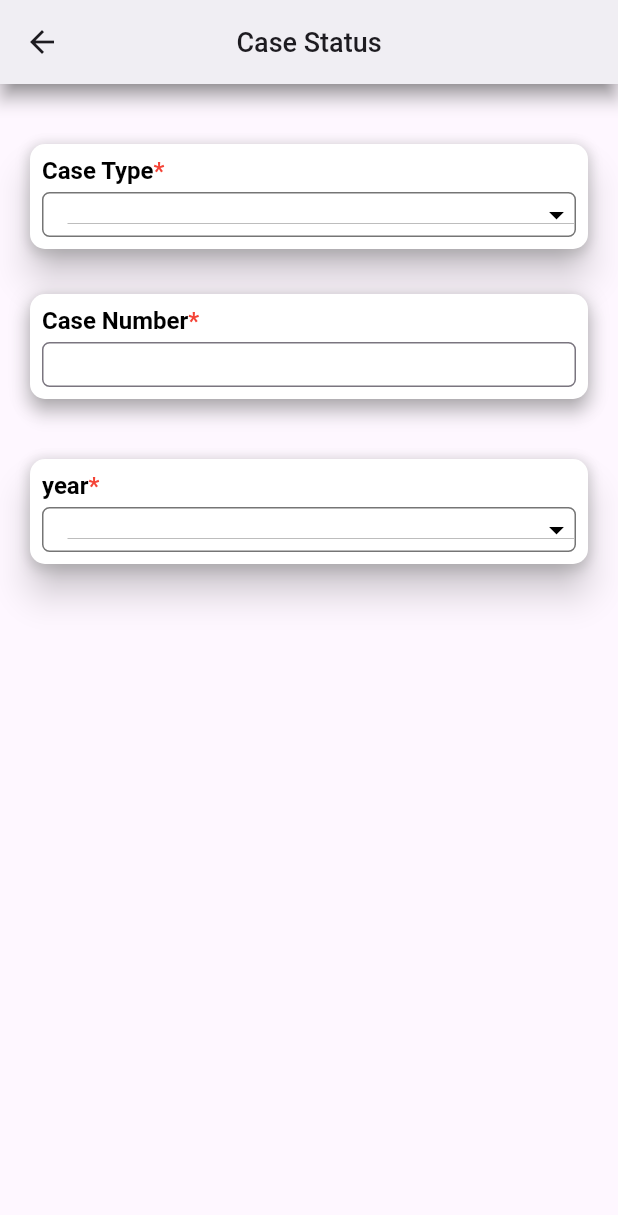
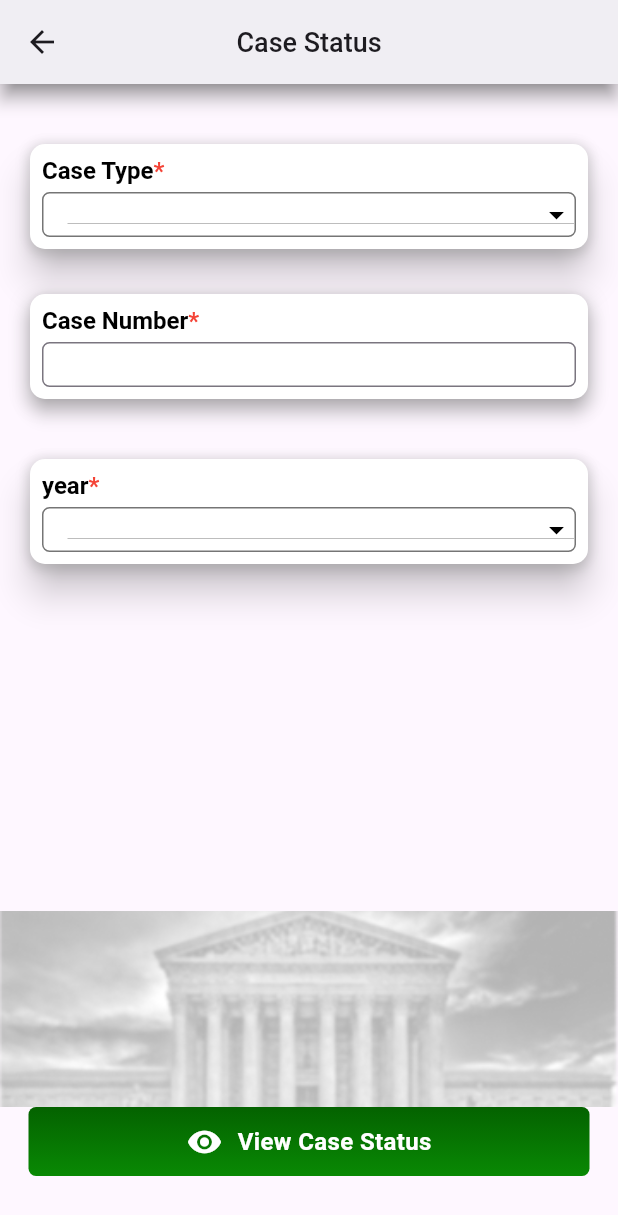
Before and after one commit to AVtheking/Justice_link, a Flutter app: the CaseStatus screen opened directly, on a phone screen of 412 x 824 dp. Shown: the top 1215 px of the screen. Run offline on Flutter 3.47's test engine with Material 3 defaults, Android fonts, the phone set to English and light mode, and no system bars.

Commit message:
fix bugs

```diff
--- a/lib/screens/case_status.dart
+++ b/lib/screens/case_status.dart
@@ -63,7 +63,7 @@ class _CaseStatusState extends State<CaseStatus> {
                     //   style:
                     //       TextStyle(fontSize: 16, fontWeight: FontWeight.w600),
                     // ),
-                    Case_status(text: "Case Type"),
+                    const Case_status(text: "Case Type"),
                     const SizedBox(
                       height: 5,
                     ),
@@ -126,13 +126,14 @@ class _CaseStatusState extends State<CaseStatus> {
                 child: Column(
                   crossAxisAlignment: CrossAxisAlignment.start,
                   children: [
-                    Case_status(text: "Case Number"),
+                    const Case_status(text: "Case Number"),
                     const SizedBox(
                       height: 5,
                     ),
                     Expanded(
                       child: TextField(
                         cursorHeight: 20,
+                        keyboardType: TextInputType.number,
                         decoration: InputDecoration(
                           // hintText: "Enter Case Number",
                           border: OutlineInputBorder(
@@ -169,7 +170,7 @@ class _CaseStatusState extends State<CaseStatus> {
                 child: Column(
                   crossAxisAlignment: CrossAxisAlignment.start,
                   children: [
-                    Case_status(text: "year"),
+                    const Case_status(text: "year"),
                     const SizedBox(
                       height: 5,
                     ),
@@ -209,6 +210,49 @@ class _CaseStatusState extends State<CaseStatus> {
               ),
             ),
           ),
+          const Spacer(),
+          Container(
+            // margin: const EdgeInsets.only(bottom: 50),
+            height: 131,
+            width: double.infinity,
+            child: Image.asset(
+              "assets/images/par.png",
+              fit: BoxFit.cover,
+            ),
+          ),
+          GestureDetector(
+            child: Container(
+              height: 46,
+              margin: const EdgeInsets.symmetric(horizontal: 19),
+              decoration: BoxDecoration(
+                borderRadius: BorderRadius.circular(5),
+                gradient: const LinearGradient(
+                  colors: [Color(0xFF046200), Color(0xFF098904)],
+                  begin: Alignment.topCenter,
+                  end: Alignment.bottomCenter,
+                ),
+              ),
+              child: const Row(
+                mainAxisAlignment: MainAxisAlignment.center,
+                children: [
+                  Icon(Icons.remove_red_eye, color: Colors.white),
+                  SizedBox(
+                    width: 10,
+                  ),
+                  Text(
+                    "View Case Status",
+                    style: TextStyle(
+                        color: Colors.white,
+                        fontSize: 16,
+                        fontWeight: FontWeight.w600),
+                  ),
+                ],
+              ),
+            ),
+          ),
+          const SizedBox(
+            height: 40,
+          )
         ],
       ),
     );
```
Also changed, not shown: assets/images/par.png.
